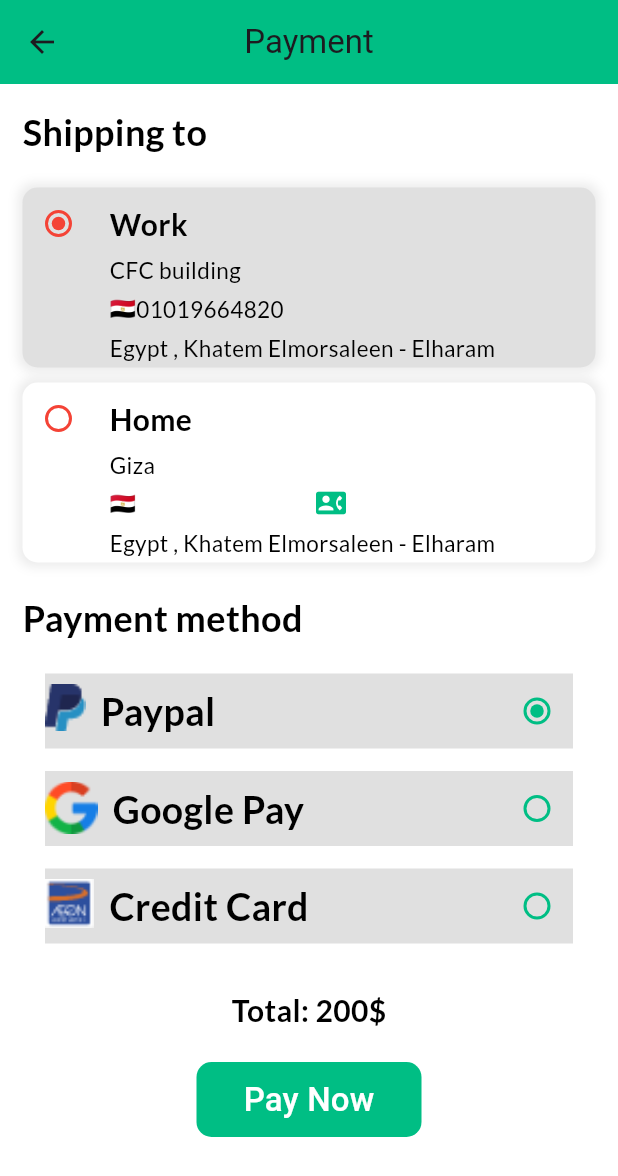
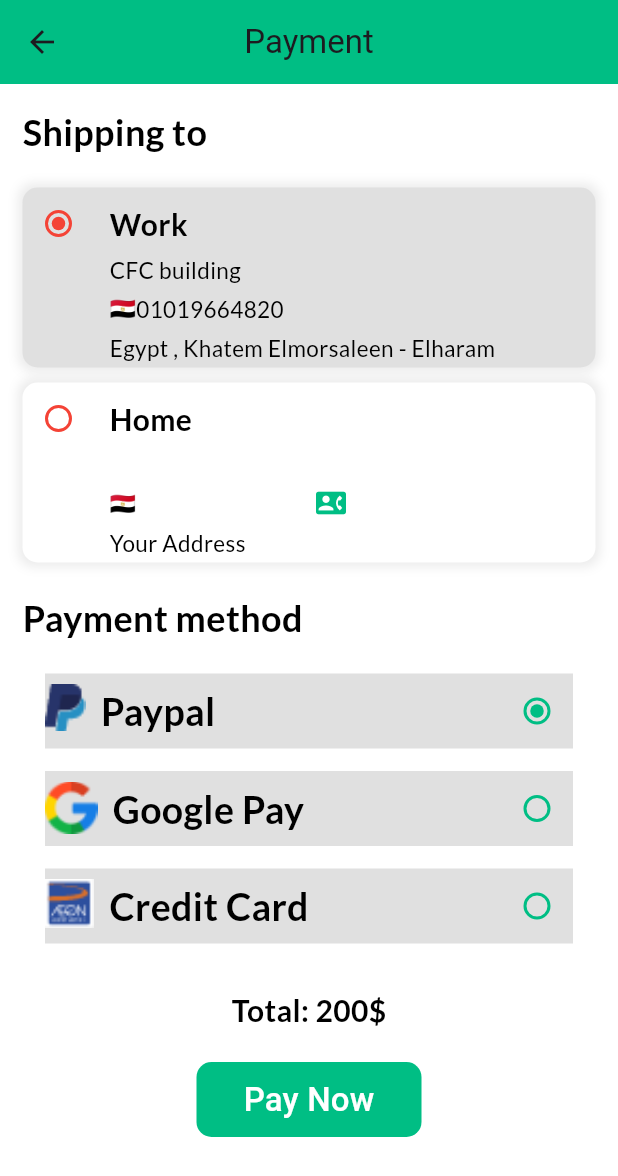
Before and after one commit to MohamedEssam9009/Shop-Mart, a Flutter app: the PayMentScreen screen opened by its route, on a phone screen of 412 x 824 dp. Shown: the top 1176 px of the screen. Run offline on Flutter 3.47's test engine with Material 3 defaults, Android fonts, the phone set to English and light mode, and no system bars; our stand-ins replace badges, carousel_slider, firebase_auth, firebase_core, flutter_rating_bar, geocoding and 7 more; accounts and stored records are empty; network calls fail; statements that could not run were skipped.

Commit message:
Auto Address location

```diff
--- a/lib/logic/binding/main_binding.dart
+++ b/lib/logic/binding/main_binding.dart
@@ -9,6 +9,6 @@ class MainBinding extends Bindings {
   void dependencies() {
     Get.put(MainController());
     Get.put(SettingsController());
-    Get.put(PaymentController());
+    Get.put(PaymentController(), permanent: true);
   }
 }
--- a/lib/logic/controllers/auth_controller.dart
+++ b/lib/logic/controllers/auth_controller.dart
@@ -22,6 +22,10 @@ class AuthController extends GetxController {
   final GetStorage authBox = GetStorage();
 
   User? get userProfile => auth.currentUser;
+
+   String capitalize(String profileName) {
+    return profileName.split(' ').map((name) => name.capitalize).join(' ');
+  }
 
   @override
   void onInit() {
--- a/lib/view/widgets/payment/delivery_container_widget.dart
+++ b/lib/view/widgets/payment/delivery_container_widget.dart
@@ -1,3 +1,4 @@
+import 'package:asroo_shop/logic/controllers/auth_controller.dart';
 import 'package:asroo_shop/logic/controllers/payment_controller.dart';
 import 'package:asroo_shop/routes/routes.dart';
 import 'package:asroo_shop/utils/theme.dart';
@@ -19,6 +20,7 @@ class _DeliveryContainerWidgetState extends State<DeliveryContainerWidget> {
   bool changeColor = false;
 
   final controller = Get.find<PaymentController>();
+  final authController = Get.find<AuthController>();
 
   @override
   Widget build(BuildContext context) {
@@ -42,8 +44,9 @@ class _DeliveryContainerWidgetState extends State<DeliveryContainerWidget> {
         const SizedBox(height: 10.0),
         Obx(
           () => buildRadioContainer(
-            address: 'Egypt , Khatem Elmorsaleen - Elharam',
-            name: 'Giza',
+            address: controller.address.value,
+            name:
+                authController.capitalize(authController.displayUserName.value),
             phone: controller.phoneNumber.value,
             title: 'Home',
             value: 2,
@@ -137,6 +140,7 @@ class _DeliveryContainerWidgetState extends State<DeliveryContainerWidget> {
                 radioContainerIndex = value!;
                 changeColor = !changeColor;
               });
+              controller.updatePosition();
             },
           ),
         ),
--- a/pubspec.yaml
+++ b/pubspec.yaml
@@ -17,6 +17,8 @@ dependencies:
   flutter:
     sdk: flutter
   flutter_rating_bar: ^4.0.1
+  geocoding: ^3.0.0
+  geolocator: ^11.0.0
   get: ^4.6.6
   get_storage: ^2.1.1
   google_fonts: ^6.2.1
```
Also changed, not shown: lib/logic/controllers/payment_controller.dart (+38 -0 lines), pubspec.lock, 3 other files.
